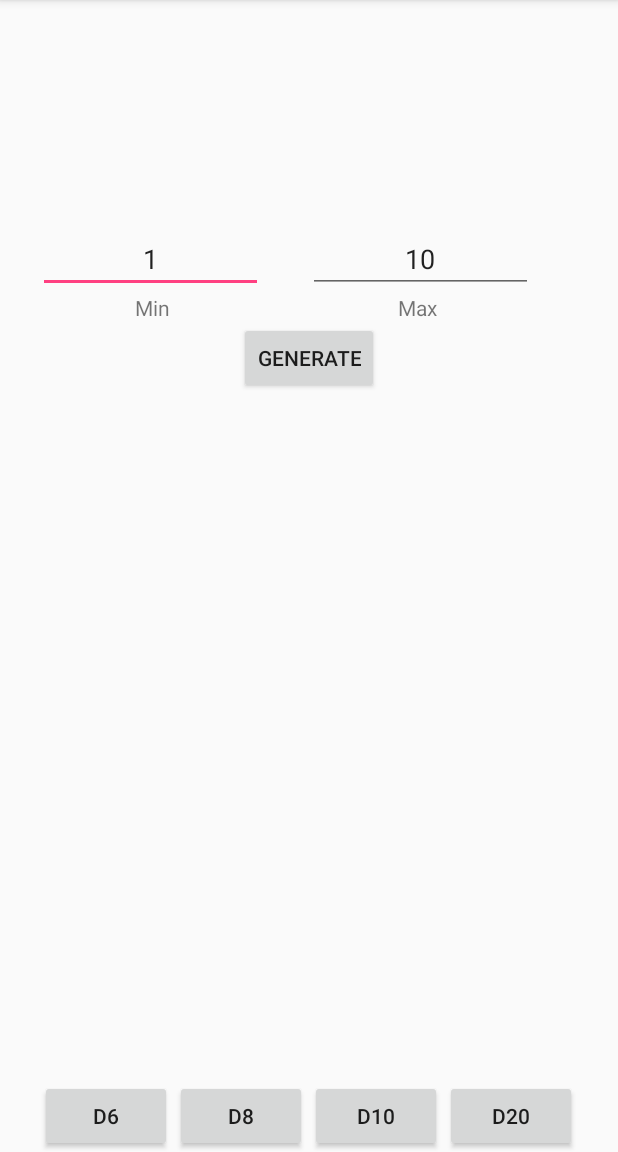
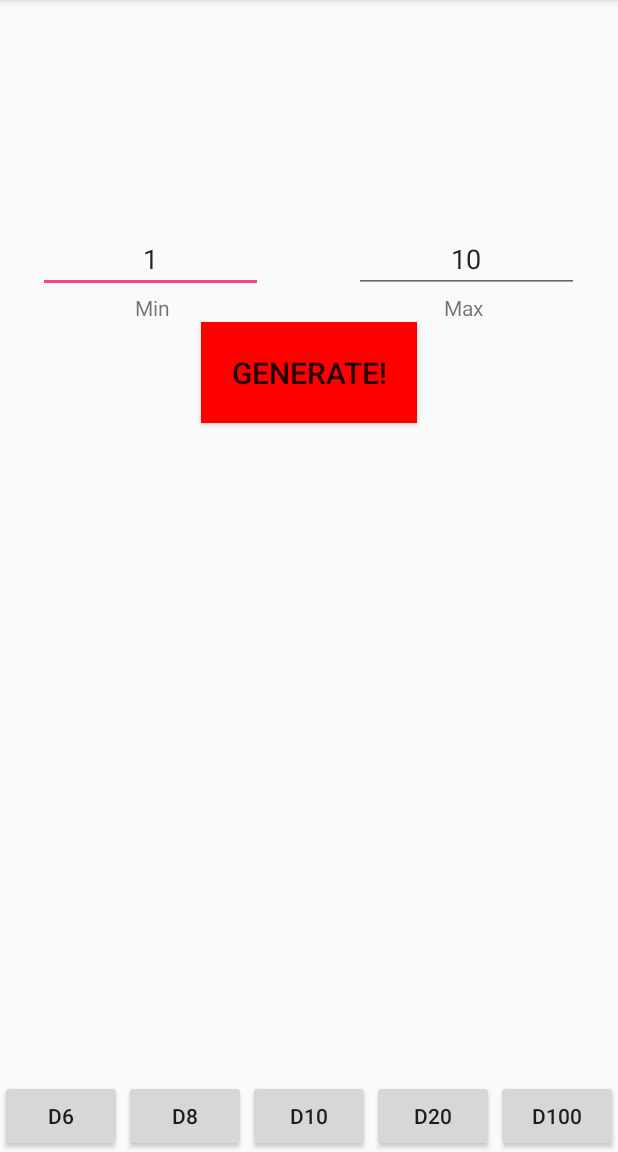
Before and after one commit to mdevey91/Random-Number-Generator-Android, an Android app: the screen it shows after launch (MainActivity), on a phone screen of 412 x 824 dp, the part 84-1236 px from its top. Run offline under Robolectric (Android 15) with nearby library versions, the phone set to English and light mode, and no system bars.

Commit message:
fixed styling of off center buttons. Added a button for 100

```diff
--- a/app/build.gradle
+++ b/app/build.gradle
@@ -1,12 +1,12 @@
 apply plugin: 'com.android.application'
 
 android {
-    compileSdkVersion 25
+    compileSdkVersion 28
     buildToolsVersion "25.0.2"
     defaultConfig {
         applicationId "com.bignerdranch.android.randomnumbergenerator"
         minSdkVersion 16
-        targetSdkVersion 25
+        targetSdkVersion 28
         versionCode 1
         versionName "1.0"
         testInstrumentationRunner "android.support.test.runner.AndroidJUnitRunner"
@@ -24,7 +24,7 @@ dependencies {
     androidTestCompile('com.android.support.test.espresso:espresso-core:2.2.2', {
         exclude group: 'com.android.support', module: 'support-annotations'
     })
-    compile 'com.android.support:appcompat-v7:25.3.1'
+    compile 'com.android.support:appcompat-v7:28.0.0'
     compile 'com.android.support.constraint:constraint-layout:1.0.2'
     testCompile 'junit:junit:4.12'
 }
--- a/app/src/main/java/com/bignerdranch/android/randomnumbergenerator/MainActivity.java
+++ b/app/src/main/java/com/bignerdranch/android/randomnumbergenerator/MainActivity.java
@@ -16,6 +16,8 @@ public class MainActivity extends AppCompatActivity {
     private Button mD6;
     private Button mD8;
     private Button mD10;
+    private Button mD100;
+
     private TextView mRandomNumber;
     private EditText mMin;
     private EditText mMax;
@@ -79,7 +81,7 @@ public class MainActivity extends AppCompatActivity {
             }
         });
 
-        mD6 = (Button)findViewById(R.id.one_die);
+        mD6 = (Button)findViewById(R.id.D6);
         mD6.setOnClickListener(new View.OnClickListener(){
 
             @Override
@@ -100,6 +102,16 @@ public class MainActivity extends AppCompatActivity {
             }
         });
 
+        mD100 = (Button) findViewById(R.id.D100);
+        mD100.setOnClickListener(new View.OnClickListener() {
+            @Override
+            public void onClick(View v) {
+                mMin.setText("1");
+                mMax.setText("100");
+                Toast.makeText(getBaseContext(), "D100 selected", Toast.LENGTH_SHORT).show();
+            }
+        });
+
 
     }
 }
--- a/app/src/main/res/layout/activity_main.xml
+++ b/app/src/main/res/layout/activity_main.xml
@@ -17,10 +17,12 @@
     <LinearLayout
         android:layout_width="match_parent"
         android:layout_height="wrap_content"
+        android:layout_gravity="center_horizontal"
         android:orientation="horizontal">
         <LinearLayout
             android:orientation="vertical"
-            android:layout_width="wrap_content"
+            android:layout_width="0dp"
+            android:layout_weight="1"
             android:layout_height="wrap_content">
             <EditText
                 android:maxLines="1"
@@ -40,7 +42,8 @@
         </LinearLayout>
         <LinearLayout
             android:orientation="vertical"
-            android:layout_width="wrap_content"
+            android:layout_width="0dp"
+            android:layout_weight="1"
             android:layout_height="wrap_content">
             <EditText
                 android:maxLines="1"
@@ -61,7 +64,10 @@
     </LinearLayout>
     <Button
         android:id="@+id/button"
-        android:text="generate"
+        android:textSize="20dp"
+        android:text="generate!"
+        android:background="@color/red"
+        android:padding="20dp"
         android:layout_gravity="center"
         android:layout_width="wrap_content"
         android:layout_height="wrap_content"/>
@@ -71,31 +77,43 @@
         android:layout_width="match_parent"
         android:layout_height="match_parent">
         <Button
-            android:id="@+id/one_die"
+            android:id="@+id/D6"
             android:text="D6"
-            android:layout_marginRight="2dp"
+            android:layout_marginRight="1dp"
             android:layout_gravity="bottom"
-            android:layout_width="wrap_content"
+            android:layout_width="0dp"
+            android:layout_weight="1"
             android:layout_height="wrap_content"/>
         <Button
             android:id="@+id/D8"
             android:text="D8"
-            android:layout_marginRight="2dp"
+            android:layout_marginRight="1dp"
             android:layout_gravity="bottom"
-            android:layout_width="wrap_content"
+            android:layout_width="0dp"
+            android:layout_weight="1"
             android:layout_height="wrap_content"/>
         <Button
             android:id="@+id/D10"
             android:text="D10"
-            android:layout_marginRight="2dp"
+            android:layout_marginRight="1dp"
             android:layout_gravity="bottom"
-            android:layout_width="wrap_content"
+            android:layout_width="0dp"
+            android:layout_weight="1"
             android:layout_height="wrap_content"/>
         <Button
             android:id="@+id/D20"
             android:text="D20"
+            android:layout_marginRight="1dp"
             android:layout_gravity="bottom"
-            android:layout_width="wrap_content"
+            android:layout_width="0dp"
+            android:layout_weight="1"
             android:layout_height="wrap_content"/>
+        <Button
+            android:id="@+id/D100"
+            android:text="D100"
+            android:layout_gravity="bottom"
+            android:layout_width="0dp"
+            android:layout_weight="1"
+            android:layout_height="wrap_content" />
     </LinearLayout>
 </LinearLayout>
--- a/app/src/main/res/values/colors.xml
+++ b/app/src/main/res/values/colors.xml
@@ -3,4 +3,5 @@
     <color name="colorPrimary">#3F51B5</color>
     <color name="colorPrimaryDark">#303F9F</color>
     <color name="colorAccent">#FF4081</color>
+    <color name="red">#FF0000</color>
 </resources>
--- a/build.gradle
+++ b/build.gradle
@@ -3,9 +3,10 @@
 buildscript {
     repositories {
         jcenter()
+        google()
     }
     dependencies {
-        classpath 'com.android.tools.build:gradle:2.3.2'
+        classpath 'com.android.tools.build:gradle:3.4.0'
 
         // NOTE: Do not place your application dependencies here; they belong
         // in the individual module build.gradle files
@@ -15,6 +16,7 @@ buildscript {
 allprojects {
     repositories {
         jcenter()
+        google()
     }
 }
 
```
Also changed, not shown: gradle/wrapper/gradle-wrapper.properties.
